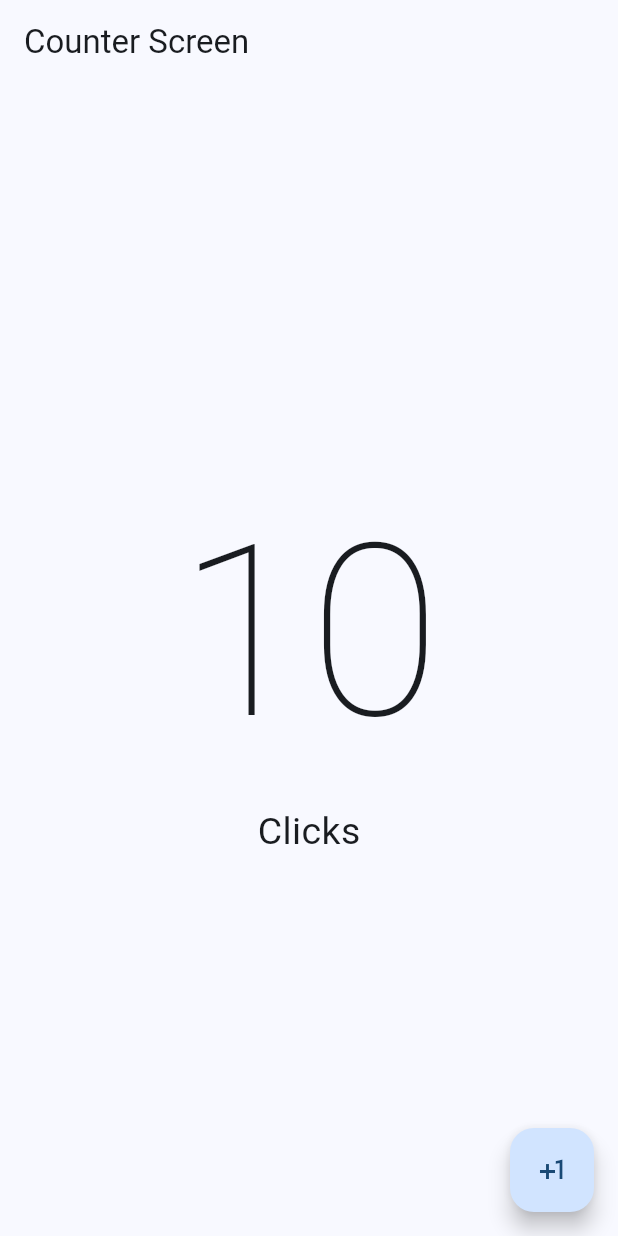
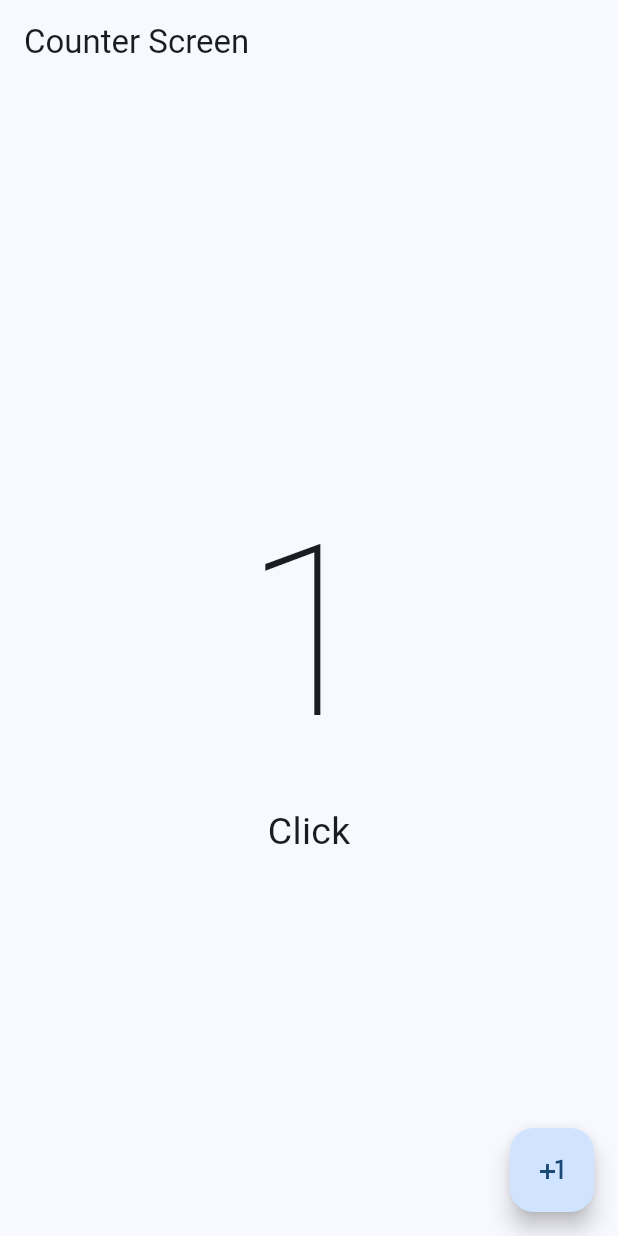
Before and after one commit to jgregoriorincon/flutter_counter, a Flutter app: the screen it shows after launch, after a tap on the "plus one" icon, on a phone screen of 412 x 824 dp. Run offline on Flutter 3.47's test engine with Material 3 defaults, Android fonts, the phone set to English and light mode, and no system bars.

Commit message:
Text clicks

```diff
--- a/lib/presentation/screens/counter_screen.dart
+++ b/lib/presentation/screens/counter_screen.dart
@@ -8,6 +8,7 @@ class CounterScreen extends StatefulWidget {
 }
 
 class _CounterScreenState extends State<CounterScreen> {
+  int clickCounter = 0;
   @override
   Widget build(BuildContext context) {
     return Scaffold(
@@ -17,15 +18,23 @@ class _CounterScreenState extends State<CounterScreen> {
           mainAxisAlignment: MainAxisAlignment.center,
           children: [
             Text(
-              '10',
+              '$clickCounter',
               style: TextStyle(fontSize: 160, fontWeight: FontWeight.w100),
             ),
-            Text('Clicks', style: TextStyle(fontSize: 25)),
+            Text(
+              'Click${clickCounter == 1 ? '' : 's'}',
+              style: const TextStyle(fontSize: 25),
+            ),
           ],
         ),
       ),
       floatingActionButton: FloatingActionButton(
-        onPressed: () {},
+        onPressed: () {
+          clickCounter++;
+          setState(() {
+            clickCounter = clickCounter;
+          });
+        },
         child: const Icon(Icons.plus_one),
       ),
     );
```
